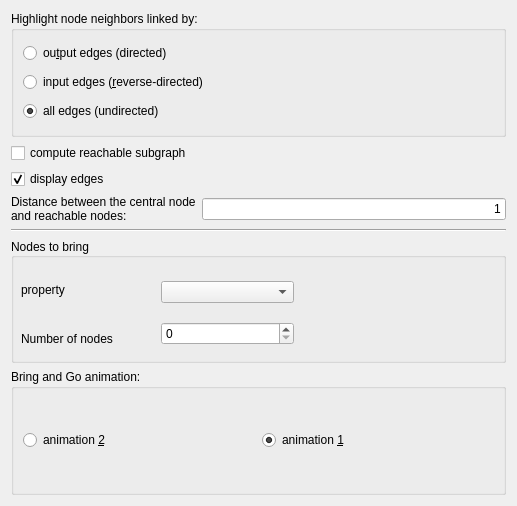
First picture: the form in plugins/interactor/NeighborhoodHighlighter/NeighborhoodHighlighterConfigWidget.ui, repository Tulip-Dev/tulip, before the edit.
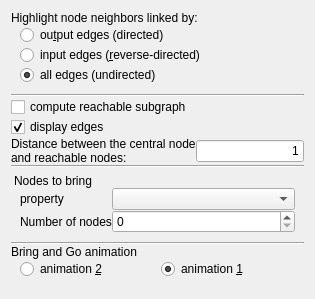
Second picture: the form after the edit.

Commit message: more QGroupBox replacement in plugins ui

The edit to the form file:
```diff
--- a/plugins/interactor/NeighborhoodHighlighter/NeighborhoodHighlighterConfigWidget.ui
+++ b/plugins/interactor/NeighborhoodHighlighter/NeighborhoodHighlighterConfigWidget.ui
@@ -2,32 +2,43 @@
 <ui version="4.0">
  <class>NeighborhoodHighlighterConfigWidget</class>
  <widget class="QWidget" name="NeighborhoodHighlighterConfigWidget">
-  <property name="geometry">
-   <rect>
-    <x>0</x>
-    <y>0</y>
-    <width>517</width>
-    <height>506</height>
-   </rect>
-  </property>
-  <property name="minimumSize">
-   <size>
-    <width>377</width>
-    <height>444</height>
-   </size>
-  </property>
   <property name="windowTitle">
    <string>Form</string>
   </property>
   <layout class="QVBoxLayout" name="verticalLayout_2">
+   <property name="spacing">
+    <number>0</number>
+   </property>
    <item>
-    <widget class="QGroupBox" name="groupBox">
-     <property name="title">
+    <widget class="QLabel" name="label_4">
+     <property name="sizePolicy">
+      <sizepolicy hsizetype="Expanding" vsizetype="Fixed">
+       <horstretch>0</horstretch>
+       <verstretch>0</verstretch>
+      </sizepolicy>
+     </property>
+     <property name="text">
       <string>Highlight node neighbors linked by:</string>
      </property>
+    </widget>
+   </item>
+   <item>
+    <widget class="QFrame" name="frame">
      <layout class="QVBoxLayout" name="verticalLayout">
+      <property name="spacing">
+       <number>0</number>
+      </property>
+      <property name="topMargin">
+       <number>0</number>
+      </property>
       <item>
        <widget class="QRadioButton" name="outputEdgesRB">
+        <property name="sizePolicy">
+         <sizepolicy hsizetype="Minimum" vsizetype="Preferred">
+          <horstretch>0</horstretch>
+          <verstretch>0</verstretch>
+         </sizepolicy>
+        </property>
         <property name="text">
          <string>ou&amp;tput edges (directed)</string>
         </property>
@@ -38,6 +49,12 @@
       </item>
       <item>
        <widget class="QRadioButton" name="inputEdgesRB">
+        <property name="sizePolicy">
+         <sizepolicy hsizetype="Minimum" vsizetype="Preferred">
+          <horstretch>0</horstretch>
+          <verstretch>0</verstretch>
+         </sizepolicy>
+        </property>
         <property name="text">
          <string>input edges (&amp;reverse-directed)</string>
         </property>
@@ -56,6 +73,13 @@
      </layout>
     </widget>
    </item>
+   <item>
+    <widget class="Line" name="line">
+     <property name="orientation">
+      <enum>Qt::Horizontal</enum>
+     </property>
+    </widget>
+   </item>
    <item>
     <widget class="QCheckBox" name="computeReachableSGCB">
      <property name="text">
@@ -108,74 +132,108 @@
     </layout>
    </item>
    <item>
-    <widget class="Line" name="line">
+    <widget class="Line" name="line_2">
      <property name="orientation">
       <enum>Qt::Horizontal</enum>
      </property>
     </widget>
    </item>
    <item>
-    <widget class="QGroupBox" name="groupBox_3">
-     <property name="minimumSize">
-      <size>
-       <width>0</width>
-       <height>100</height>
-      </size>
+    <widget class="QLabel" name="label_5">
+     <property name="sizePolicy">
+      <sizepolicy hsizetype="Preferred" vsizetype="Fixed">
+       <horstretch>0</horstretch>
+       <verstretch>0</verstretch>
+      </sizepolicy>
      </property>
-     <property name="title">
+     <property name="styleSheet">
+      <string notr="true">margin-top: 6px</string>
+     </property>
+     <property name="text">
       <string>Nodes to bring</string>
      </property>
-     <property name="alignment">
-      <set>Qt::AlignLeading|Qt::AlignLeft|Qt::AlignVCenter</set>
+    </widget>
+   </item>
+   <item>
+    <widget class="QFrame" name="frame_3">
+     <property name="sizePolicy">
+      <sizepolicy hsizetype="Expanding" vsizetype="Preferred">
+       <horstretch>0</horstretch>
+       <verstretch>0</verstretch>
+      </sizepolicy>
      </property>
-     <widget class="QWidget" name="layoutWidget">
-      <property name="geometry">
-       <rect>
-        <x>10</x>
-        <y>30</y>
-        <width>273</width>
-        <height>92</height>
-       </rect>
+     <layout class="QVBoxLayout" name="verticalLayout_3">
+      <property name="spacing">
+       <number>0</number>
       </property>
-      <layout class="QHBoxLayout" name="horizontalLayout_5">
-       <item>
-        <layout class="QVBoxLayout" name="verticalLayout_3">
-         <item>
-          <widget class="QLabel" name="label_2">
-           <property name="text">
-            <string>property</string>
-           </property>
-          </widget>
-         </item>
-         <item>
-          <widget class="QLabel" name="label_3">
-           <property name="text">
-            <string>Number of nodes</string>
-           </property>
-          </widget>
-         </item>
-        </layout>
-       </item>
-       <item>
-        <layout class="QVBoxLayout" name="verticalLayout_4">
-         <item>
-          <widget class="QComboBox" name="propertyName"/>
-         </item>
-         <item>
-          <widget class="QSpinBox" name="nodesNumber"/>
-         </item>
-        </layout>
-       </item>
-      </layout>
-     </widget>
+      <property name="topMargin">
+       <number>0</number>
+      </property>
+      <item>
+       <layout class="QFormLayout" name="formLayout">
+        <item row="0" column="0">
+         <widget class="QLabel" name="label_2">
+          <property name="sizePolicy">
+           <sizepolicy hsizetype="Expanding" vsizetype="Preferred">
+            <horstretch>0</horstretch>
+            <verstretch>0</verstretch>
+           </sizepolicy>
+          </property>
+          <property name="text">
+           <string>property</string>
+          </property>
+         </widget>
+        </item>
+        <item row="0" column="1">
+         <widget class="QComboBox" name="propertyName"/>
+        </item>
+        <item row="1" column="0">
+         <widget class="QLabel" name="label_3">
+          <property name="sizePolicy">
+           <sizepolicy hsizetype="Expanding" vsizetype="Preferred">
+            <horstretch>0</horstretch>
+            <verstretch>0</verstretch>
+           </sizepolicy>
+          </property>
+          <property name="text">
+           <string>Number of nodes</string>
+          </property>
+         </widget>
+        </item>
+        <item row="1" column="1">
+         <widget class="QSpinBox" name="nodesNumber"/>
+        </item>
+       </layout>
+      </item>
+     </layout>
     </widget>
    </item>
    <item>
-    <widget class="QGroupBox" name="groupBox_2">
-     <property name="title">
-      <string>Bring and Go animation:</string>
+    <widget class="Line" name="line_3">
+     <property name="orientation">
+      <enum>Qt::Horizontal</enum>
      </property>
+    </widget>
+   </item>
+   <item>
+    <widget class="QLabel" name="label_6">
+     <property name="sizePolicy">
+      <sizepolicy hsizetype="Expanding" vsizetype="Fixed">
+       <horstretch>0</horstretch>
+       <verstretch>0</verstretch>
+      </sizepolicy>
+     </property>
+     <property name="text">
+      <string>Bring and Go animation</string>
+     </property>
+    </widget>
+   </item>
+   <item>
+    <widget class="QFrame" name="frame_2">
      <layout class="QHBoxLayout" name="horizontalLayout_3">
+      <property name="topMargin">
+       <number>0</number>
+      </property>
       <item>
        <widget class="QRadioButton" name="bagAnimation2">
         <property name="text">
@@ -196,6 +254,19 @@
      </layout>
     </widget>
    </item>
+   <item>
+    <spacer name="verticalSpacer">
+     <property name="orientation">
+      <enum>Qt::Vertical</enum>
+     </property>
+     <property name="sizeHint" stdset="0">
+      <size>
+       <width>0</width>
+       <height>0</height>
+      </size>
+     </property>
+    </spacer>
+   </item>
   </layout>
  </widget>
  <resources/>
```
The commit also changes 10 other files.
